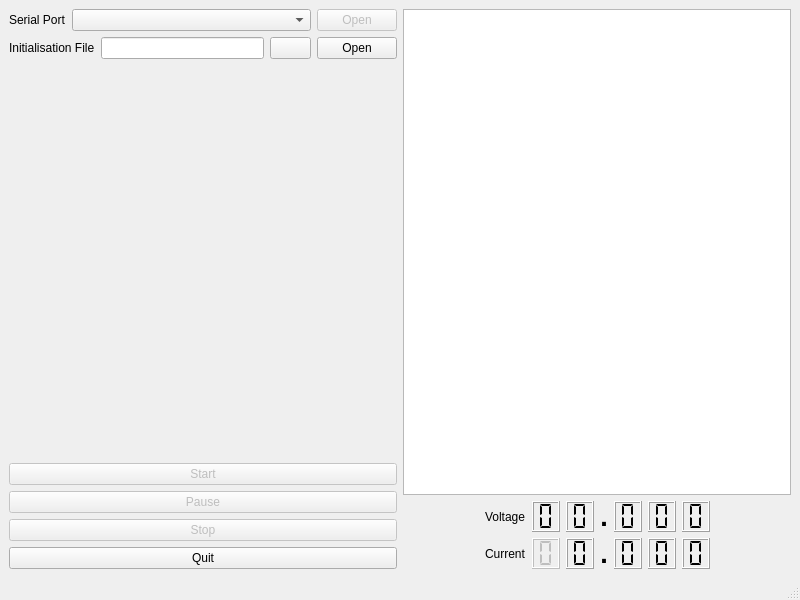
Old version of the form SodiumIonBatteryCharger/mainwindow.ui in the repository bogflap/RemoteControlledPsu.
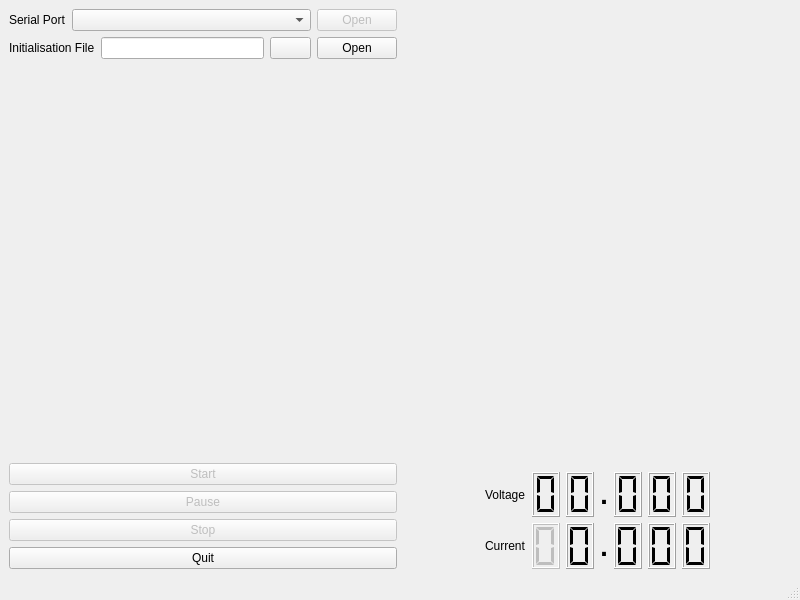
New version of the form. Icons and pictures are not drawn. Custom widgets are drawn as their Qt base class.

```diff
--- a/SodiumIonBatteryCharger/mainwindow.ui
+++ b/SodiumIonBatteryCharger/mainwindow.ui
@@ -14,7 +14,7 @@
    <string>MainWindow</string>
   </property>
   <widget class="QWidget" name="centralwidget">
-   <layout class="QHBoxLayout" name="horizontalLayout_3">
+   <layout class="QHBoxLayout" name="horizontalLayout_3" stretch="0,0">
     <item>
      <layout class="QVBoxLayout" name="verticalLayout_2" stretch="1,1,15">
       <item>
@@ -148,13 +148,9 @@
      </layout>
     </item>
     <item>
-     <layout class="QVBoxLayout" name="verticalLayout_3">
+     <layout class="QVBoxLayout" name="verticalLayout_3" stretch="10,1,1">
       <item>
-       <widget class="QChartView" name="chart">
-        <property name="interactive">
-         <bool>false</bool>
-        </property>
-       </widget>
+       <widget class="QCustomPlot" name="ampsVoltsPlot" native="true"/>
       </item>
       <item>
        <layout class="QHBoxLayout" name="horizontalLayout_6">
@@ -483,9 +479,10 @@
  </widget>
  <customwidgets>
   <customwidget>
-   <class>QChartView</class>
-   <extends>QGraphicsView</extends>
-   <header location="global">QtCharts/QChartView</header>
+   <class>QCustomPlot</class>
+   <extends>QWidget</extends>
+   <header>qcustomplot.h</header>
+   <container>1</container>
   </customwidget>
  </customwidgets>
  <resources/>
```
